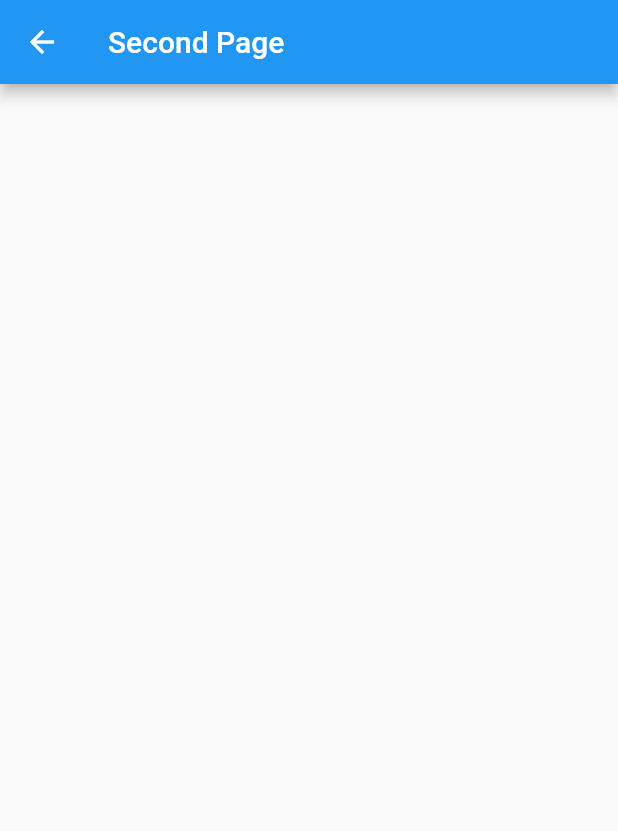
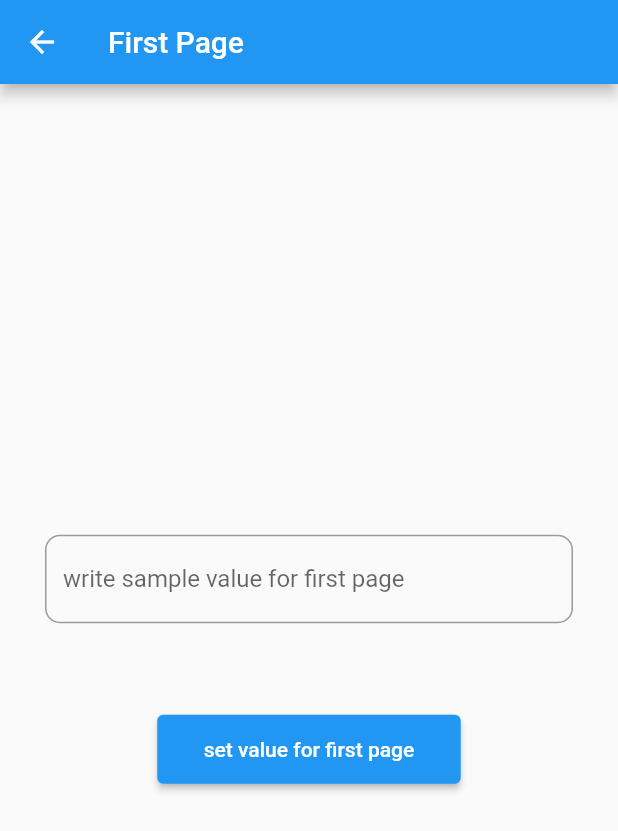
Before and after one commit to ayoubrajabi/flutter_singleton, a Flutter app: the SecondPage screen opened directly, on a phone screen of 412 x 824 dp. Shown: the top 831 px of the screen. Run offline on Flutter 3.47's test engine with Material 2 defaults, Android fonts, the phone set to English and light mode, and no system bars; our stand-ins replace get_it.

Commit message:
singleton design pattern implemented.

```diff
--- a/lib/injection_container.dart
+++ b/lib/injection_container.dart
@@ -1,5 +1,5 @@
+import 'package:get_it/get_it.dart';
 import 'package:flutter_singleton/models/sample_model.dart';
-import 'package:get_it/get_it.dart';
 
 final sl = GetIt.instance;
 
--- a/lib/models/sample_model.dart
+++ b/lib/models/sample_model.dart
@@ -1,7 +1,7 @@
 class SampleModel {
   String? _sampleValue;
 
-  String get getSampleValue => _sampleValue!;
+  String get getSampleValue => _sampleValue ?? 'sample';
 
   set sampleValue(String value) {
     _sampleValue = value;
--- a/lib/pages/second_page.dart
+++ b/lib/pages/second_page.dart
@@ -1,13 +1,66 @@
 import 'package:flutter/material.dart';
+import 'package:flutter_singleton/injection_container.dart';
+import 'package:flutter_singleton/models/sample_model.dart';
 
-class SecondPage extends StatelessWidget {
+class SecondPage extends StatefulWidget {
   const SecondPage({Key? key}) : super(key: key);
+
+  @override
+  State<SecondPage> createState() => _SecondPageState();
+}
+
+class _SecondPageState extends State<SecondPage> {
+  late TextEditingController _textEditingController;
+  SampleModel sampleModel = sl<SampleModel>();
+
+  @override
+  void initState() {
+    super.initState();
+    _textEditingController = TextEditingController();
+  }
 
   @override
   Widget build(BuildContext context) {
     return Scaffold(
       appBar: AppBar(
-        title: const Text('Second Page'),
+        title: const Text('First Page'),
+      ),
+      body: SizedBox(
+        height: MediaQuery.of(context).size.height,
+        width: double.infinity,
+        child: Column(
+          crossAxisAlignment: CrossAxisAlignment.center,
+          mainAxisAlignment: MainAxisAlignment.center,
+          children: [
+            Padding(
+              padding: const EdgeInsets.symmetric(horizontal: 30.0),
+              child: TextField(
+                controller: _textEditingController,
+                decoration: InputDecoration(
+                    hintText: 'write sample value for first page',
+                    border: OutlineInputBorder(
+                        borderRadius: BorderRadius.circular(10.0),
+                        borderSide: BorderSide(
+                          color: Colors.grey.shade300,
+                          width: 1.5,
+                        ))),
+              ),
+            ),
+            const SizedBox(
+              height: 60.0,
+            ),
+            ElevatedButton(
+              onPressed: () {
+                Navigator.pop(context);
+                sampleModel.sampleValue = _textEditingController.text;
+              },
+              child: const Padding(
+                padding: EdgeInsets.all(15.0),
+                child: Text('set value for first page'),
+              ),
+            ),
+          ],
+        ),
       ),
     );
   }
```
Also changed, not shown: lib/pages/first_page.dart (+52 -1 lines).
